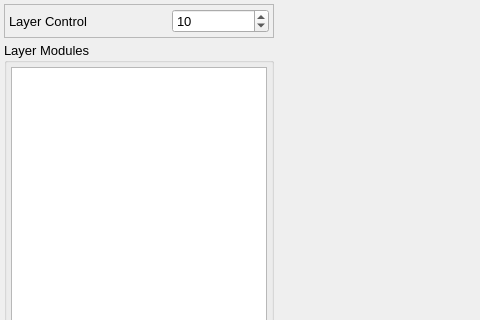
Above: src/gui/layertab.ui from disorderedmaterials/dissolve before the change; both pictures show x 0 to 480 and y 0 to 320 of the 912 by 659 pixel window. Below: the same form after it.
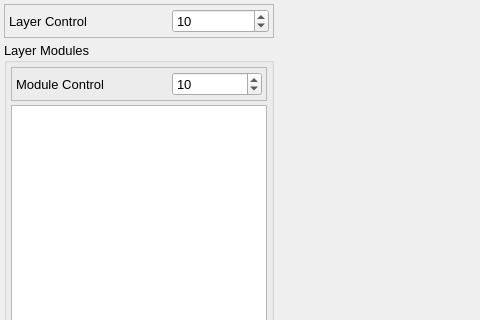
That is the form after the change. Icons and pictures are not drawn.

Commit message: Move module control widgets (enabled, frequency) to lhs of LayerTab.

What changed in the file:
```diff
--- a/src/gui/layertab.ui
+++ b/src/gui/layertab.ui
@@ -189,6 +189,135 @@
         <property name="bottomMargin">
          <number>4</number>
         </property>
+        <item>
+         <widget class="QFrame" name="ModuleControlFrame">
+          <property name="frameShape">
+           <enum>QFrame::StyledPanel</enum>
+          </property>
+          <property name="frameShadow">
+           <enum>QFrame::Raised</enum>
+          </property>
+          <layout class="QHBoxLayout" name="horizontalLayout_5">
+           <property name="spacing">
+            <number>4</number>
+           </property>
+           <property name="leftMargin">
+            <number>4</number>
+           </property>
+           <property name="topMargin">
+            <number>4</number>
+           </property>
+           <property name="rightMargin">
+            <number>4</number>
+           </property>
+           <property name="bottomMargin">
+            <number>4</number>
+           </property>
+           <item>
+            <widget class="QLabel" name="label_3">
+             <property name="sizePolicy">
+              <sizepolicy hsizetype="Minimum" vsizetype="Preferred">
+               <horstretch>0</horstretch>
+               <verstretch>0</verstretch>
+              </sizepolicy>
+             </property>
+             <property name="text">
+              <string>Module Control</string>
+             </property>
+            </widget>
+           </item>
+           <item>
+            <widget class="QToolButton" name="ModuleEnabledButton">
+             <property name="sizePolicy">
+              <sizepolicy hsizetype="Fixed" vsizetype="Preferred">
+               <horstretch>0</horstretch>
+               <verstretch>0</verstretch>
+              </sizepolicy>
+             </property>
+             <property name="maximumSize">
+              <size>
+               <width>34</width>
+               <height>16777215</height>
+              </size>
+             </property>
+             <property name="toolTip">
+              <string>Whether the layer is enabled</string>
+             </property>
+             <property name="text">
+              <string/>
+             </property>
+             <property name="icon">
+              <iconset resource="main.qrc">
+               <normaloff>:/general/icons/slider-off.svg</normaloff>
+               <normalon>:/general/icons/slider-on.svg</normalon>:/general/icons/slider-off.svg</iconset>
+             </property>
+             <property name="iconSize">
+              <size>
+               <width>32</width>
+               <height>16</height>
+              </size>
+             </property>
+             <property name="checkable">
+              <bool>true</bool>
+             </property>
+             <property name="checked">
+              <bool>false</bool>
+             </property>
+             <property name="autoRaise">
+              <bool>true</bool>
+             </property>
+            </widget>
+           </item>
+           <item>
+            <widget class="QLabel" name="ModuleFrequencyLabel">
+             <property name="sizePolicy">
+              <sizepolicy hsizetype="Minimum" vsizetype="Preferred">
+               <horstretch>0</horstretch>
+               <verstretch>0</verstretch>
+              </sizepolicy>
+             </property>
+             <property name="maximumSize">
+              <size>
+               <width>20</width>
+               <height>20</height>
+              </size>
+             </property>
+             <property name="text">
+              <string/>
+             </property>
+             <property name="pixmap">
+              <pixmap resource="main.qrc">:/general/icons/general_frequency.svg</pixmap>
+             </property>
+             <property name="scaledContents">
+              <bool>true</bool>
+             </property>
+            </widget>
+           </item>
+           <item>
+            <widget class="QSpinBox" name="ModuleFrequencySpin">
+             <property name="sizePolicy">
+              <sizepolicy hsizetype="Preferred" vsizetype="Preferred">
+               <horstretch>0</horstretch>
+               <verstretch>0</verstretch>
+              </sizepolicy>
+             </property>
+             <property name="toolTip">
+              <string>The layer's frequency, relative to the main iteration counter, at which the layer will be executed</string>
+             </property>
+             <property name="minimum">
+              <number>1</number>
+             </property>
+             <property name="maximum">
+              <number>1000</number>
+             </property>
+             <property name="value">
+              <number>10</number>
+             </property>
+            </widget>
+           </item>
+          </layout>
+         </widget>
+        </item>
         <item>
          <widget class="QListView" name="ModulesList">
           <property name="sizePolicy">
```
Left out of the diff: 8 changed lines with no effect on the pictures. The commit also changes 5 other files.
